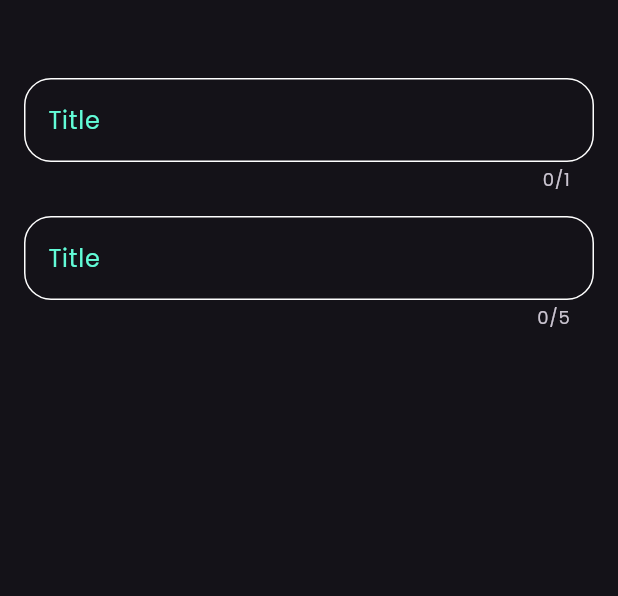
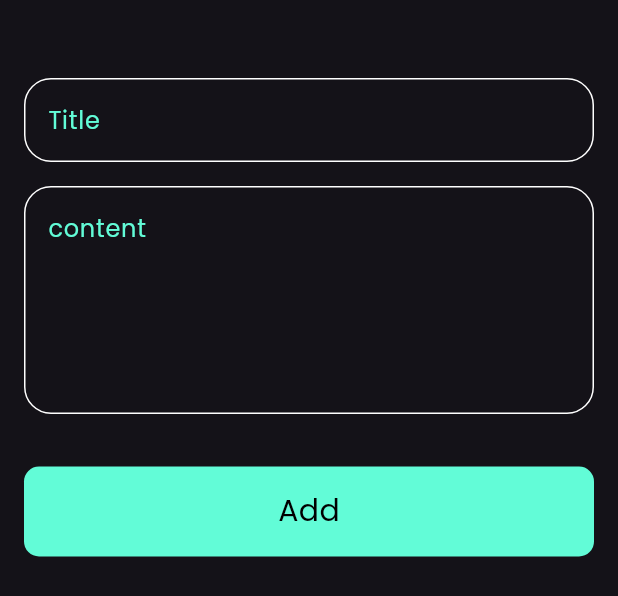
Before and after one commit to Ahmeedkhaled/notes_app, a Flutter app: the AddNoteBottomSheet widget shown alone on an empty page, opened directly, on a phone screen of 412 x 824 dp. Shown: the top 596 px of the screen. Run offline on Flutter 3.47's test engine with Material 3 defaults, Android fonts, the phone set to English and light mode, and no system bars; our stand-ins replace font_awesome_flutter.

Commit message:
finish notes bottom sheet

```diff
--- a/lib/view/widgets/add_note_bottom_sheet.dart
+++ b/lib/view/widgets/add_note_bottom_sheet.dart
@@ -1,4 +1,5 @@
 import 'package:flutter/material.dart';
+import 'package:project_local_storage/view/widgets/custom_button_note.dart';
 import 'package:project_local_storage/view/widgets/custom_text_feild.dart';
 
 class AddNoteBottomSheet extends StatelessWidget {
@@ -8,6 +9,7 @@ class AddNoteBottomSheet extends StatelessWidget {
   Widget build(BuildContext context) {
     return const Padding(
       padding: EdgeInsets.symmetric(horizontal: 16.0, vertical: 16),
+      child: SingleChildScrollView(
         child: Column(
           children: [
             SizedBox(
@@ -22,8 +24,16 @@ class AddNoteBottomSheet extends StatelessWidget {
             CustomTextField(
               hintText: 'content',
               maxLines: 5,
-          )
+            ),
+            SizedBox(
+              height: 35,
+            ),
+            CustomButtonNote(),
+            SizedBox(
+              height: 26,
+            ),
           ],
+        ),
       ),
     );
   }
--- /dev/null
+++ b/lib/view/widgets/custom_button_note.dart
@@ -0,0 +1,23 @@
+import 'package:flutter/material.dart';
+
+class CustomButtonNote extends StatelessWidget {
+  const CustomButtonNote({super.key});
+
+  @override
+  Widget build(BuildContext context) {
+    return Container(
+      width: MediaQuery.of(context).size.width,
+      height: 60,
+      decoration: BoxDecoration(
+        color: Theme.of(context).primaryColor,
+        borderRadius: BorderRadius.circular(10),
+      ),
+      child: const Center(
+          child: Text("Add",
+              style: TextStyle(
+                  color: Colors.black,
+                  fontSize: 20,
+                  fontWeight: FontWeight.w500))),
+    );
+  }
+}
--- a/lib/view/widgets/custom_text_feild.dart
+++ b/lib/view/widgets/custom_text_feild.dart
@@ -8,10 +8,10 @@ class CustomTextField extends StatelessWidget {
   @override
   Widget build(BuildContext context) {
     return TextField(
-      maxLength: maxLines,
+      maxLines:maxLines ,
       cursorColor: Theme.of(context).primaryColor,
       decoration: InputDecoration(
-        hintText: "Title",
+        hintText: hintText,
         hintStyle: TextStyle(color: Theme.of(context).primaryColor),
         border: buildBorder(),
         enabledBorder: buildBorder(),
```
Lines whose indentation alone changed are shown as unchanged.
